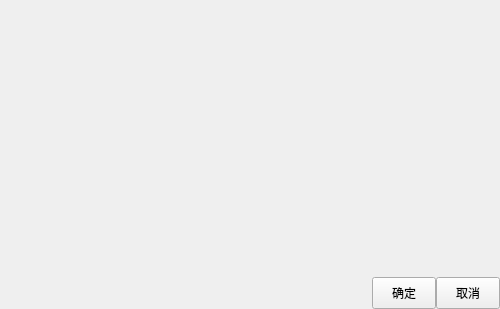
The window that QtFBN/Dialog.ui (1604042736/FMCL) describes before a commit, drawn with Qt 5.
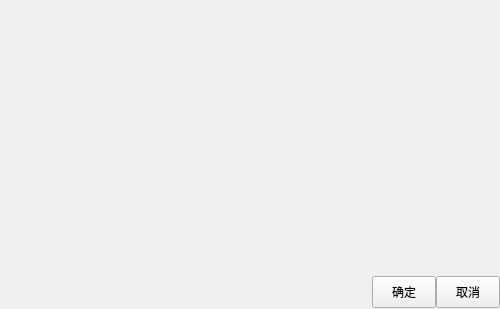
The same window after the commit.

```diff
--- a/QtFBN/Dialog.ui
+++ b/QtFBN/Dialog.ui
@@ -32,30 +32,11 @@
     <bool>true</bool>
    </property>
   </widget>
-  <widget class="QLabel" name="l_msg">
-   <property name="geometry">
-    <rect>
-     <x>0</x>
-     <y>32</y>
-     <width>500</width>
-     <height>250</height>
-    </rect>
-   </property>
-   <property name="text">
-    <string/>
-   </property>
-   <property name="alignment">
-    <set>Qt::AlignLeading|Qt::AlignLeft|Qt::AlignTop</set>
-   </property>
-   <property name="wordWrap">
-    <bool>true</bool>
-   </property>
-  </widget>
   <widget class="QPushButton" name="pb_ok">
    <property name="geometry">
     <rect>
      <x>372</x>
-     <y>277</y>
+     <y>276</y>
      <width>64</width>
      <height>32</height>
     </rect>
@@ -68,7 +49,7 @@
    <property name="geometry">
     <rect>
      <x>436</x>
-     <y>277</y>
+     <y>276</y>
      <width>64</width>
      <height>32</height>
     </rect>
@@ -77,6 +58,16 @@
     <string>取消</string>
    </property>
   </widget>
+  <widget class="QWidget" name="widget" native="true">
+   <property name="geometry">
+    <rect>
+     <x>0</x>
+     <y>32</y>
+     <width>500</width>
+     <height>245</height>
+    </rect>
+   </property>
+  </widget>
  </widget>
  <resources/>
  <connections/>
```
